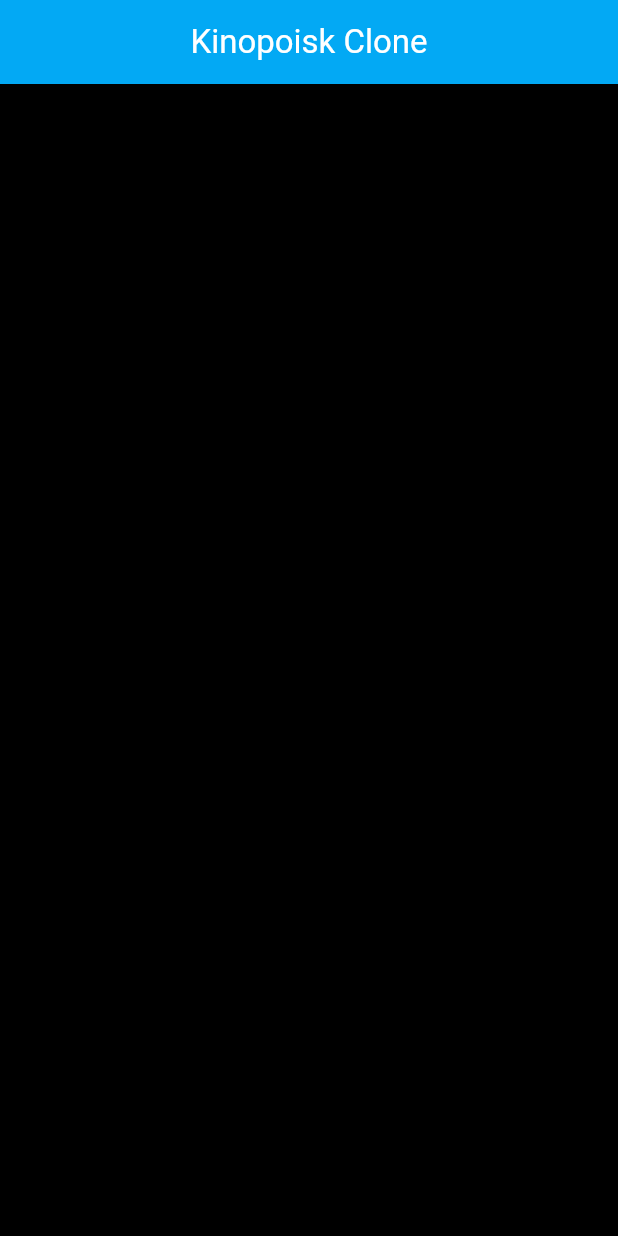
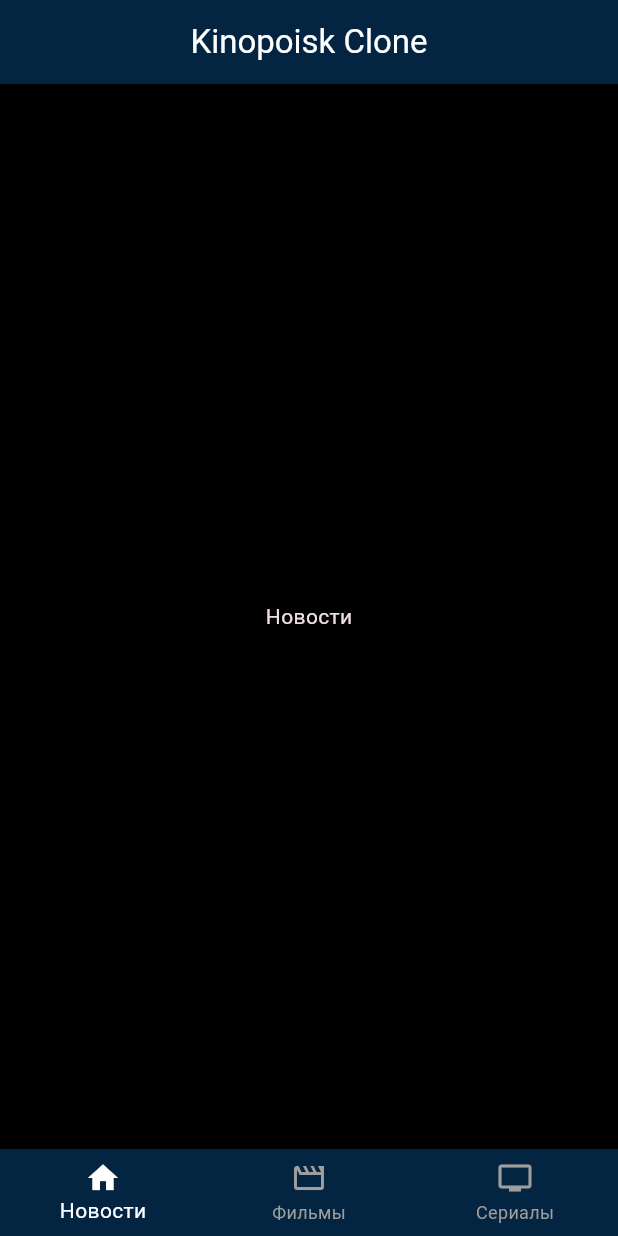
Before and after one commit to GhOsTiK56/Flutter-Kinopoisk-Clone, a Flutter app: the screen it shows after launch, after a tap on "Войти", on a phone screen of 412 x 824 dp. Run offline on Flutter 3.47's test engine with Material 3 defaults, Android fonts, the phone set to English and light mode, and no system bars.

Commit message:
Добавил главный экран и нижний bar с вкладками

```diff
--- a/lib/Theme/app_colors.dart
+++ b/lib/Theme/app_colors.dart
@@ -4,4 +4,5 @@ abstract class AppColors {
   static const mainColorBlack = Color.fromRGBO(0, 0, 0, 1);
   static const mainColorWhite = Color.fromRGBO(255, 255, 255, 1);
   static const mainColorDeepOrange = Color.fromRGBO(255, 87, 34, 1);
+  static const mainColorDarkBlue = Color.fromRGBO(3, 37, 65, 1);
 }
--- a/lib/main.dart
+++ b/lib/main.dart
@@ -21,20 +21,11 @@ class MyApp extends StatelessWidget {
           seedColor: AppColors.mainColorBlack,
           brightness: Brightness.dark,
         ),
-        appBarTheme: AppBarTheme(backgroundColor: AppColors.mainColorBlack),
-        navigationBarTheme: NavigationBarThemeData(
-          backgroundColor: AppColors.mainColorBlack,
-          iconTheme: WidgetStateProperty.all(
-            IconThemeData(color: AppColors.mainColorWhite),
-          ),
-          labelTextStyle: WidgetStateProperty.resolveWith<TextStyle>((states) {
-            if (states.contains(WidgetState.selected)) {
-              return TextStyle(color: Colors.deepOrange);
-            }
-            return TextStyle(color: Colors.white);
-          }),
+        bottomNavigationBarTheme: BottomNavigationBarThemeData(
+          backgroundColor: AppColors.mainColorDarkBlue,
+          selectedItemColor: Colors.white,
+          unselectedItemColor: Colors.grey,
         ),
-        scaffoldBackgroundColor: AppColors.mainColorBlack,
       ),
       routes: {
         '/auth_screen': (context) => AuthWidget(),
--- a/lib/widgets/main_screen/main_screen_widget.dart
+++ b/lib/widgets/main_screen/main_screen_widget.dart
@@ -1,4 +1,5 @@
 import 'package:flutter/material.dart';
+import 'package:flutter_kinopoisk_clone/Theme/app_colors.dart';
 
 class MainScreenWidget extends StatefulWidget {
   const MainScreenWidget({super.key});
@@ -8,17 +9,46 @@ class MainScreenWidget extends StatefulWidget {
 }
 
 class _MainScreenWidgetState extends State<MainScreenWidget> {
+  int _selectedTab = 0;
+
+  static const List<Widget> _widgetOptions = <Widget>[
+    Text('Новости'),
+    Text('Фильмы'),
+    Text('Сериалы'),
+  ];
+
+  void onSelectedTab(int index) {
+    if (_selectedTab == index) return;
+    setState(() {
+      _selectedTab = index;
+    });
+  }
+
   @override
   Widget build(BuildContext context) {
     return Scaffold(
+      backgroundColor: AppColors.mainColorBlack,
       appBar: AppBar(
-        backgroundColor: Colors.lightBlue,
+        backgroundColor: AppColors.mainColorDarkBlue,
         title: Center(
           child: const Text(
             'Kinopoisk Clone',
-            style: TextStyle(color: Colors.white),
+            style: TextStyle(color: AppColors.mainColorWhite),
           ),
         ),
+      ),
+      body: Center(child: _widgetOptions[_selectedTab]),
+      bottomNavigationBar: BottomNavigationBar(
+        currentIndex: _selectedTab,
+        items: [
+          BottomNavigationBarItem(icon: Icon(Icons.home), label: 'Новости'),
+          BottomNavigationBarItem(
+            icon: Icon(Icons.movie_creation_outlined),
+            label: 'Фильмы',
+          ),
+          BottomNavigationBarItem(icon: Icon(Icons.tv), label: 'Сериалы'),
+        ],
+        onTap: onSelectedTab,
       ),
     );
   }
```
Also changed, not shown: 1 other file.
